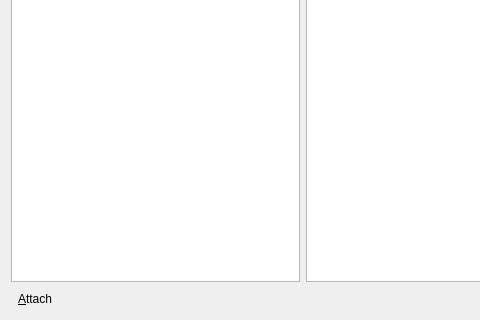
Qt form ui/multicastdialog.ui (shaan7/Kapotah) before a commit; both pictures show x 0 to 480 and y 126 to 446 of the 606 by 446 pixel window.
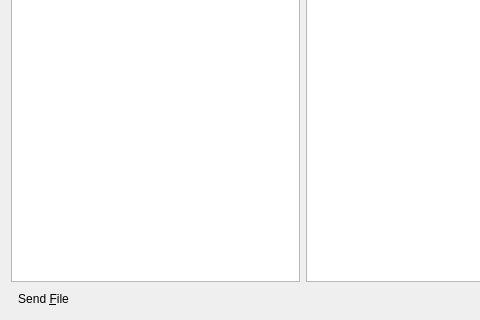
The same form after that commit. Icons and pictures are not drawn.

Commit message: made attach button functional. made some improvement to notifications.

The edit to the form file:
```diff
--- a/ui/multicastdialog.ui
+++ b/ui/multicastdialog.ui
@@ -38,7 +38,7 @@
           <bool>true</bool>
          </property>
          <property name="text">
-          <string>&amp;Attach</string>
+          <string>Send &amp;File</string>
          </property>
          <property name="icon">
           <iconset resource="../systray.qrc">
```
Left out of the diff: 2 changed lines with no effect on the pictures. The commit also changes 4 other files.
